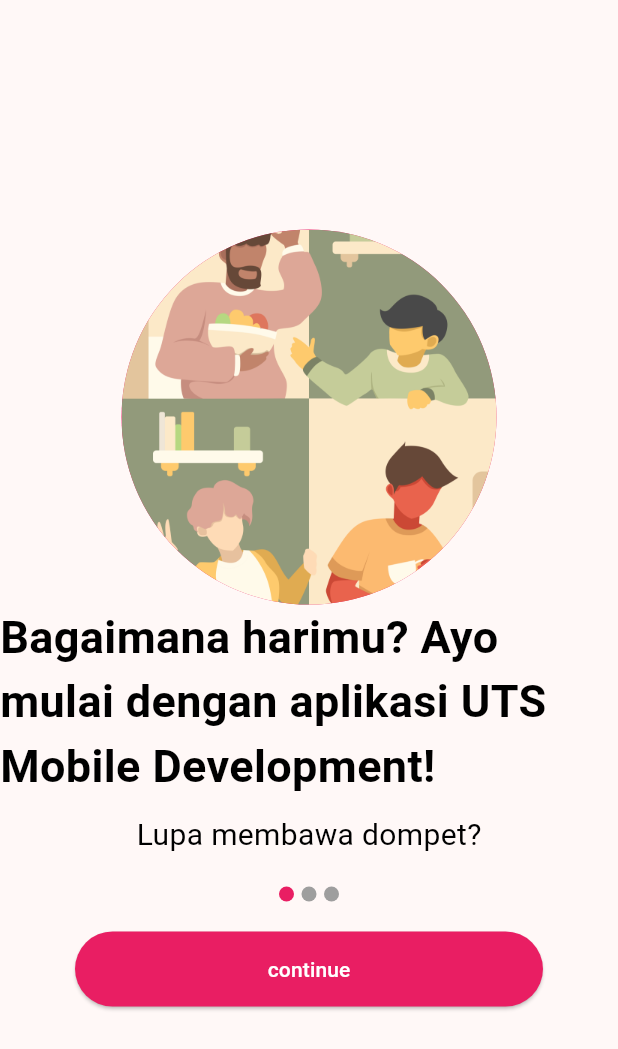
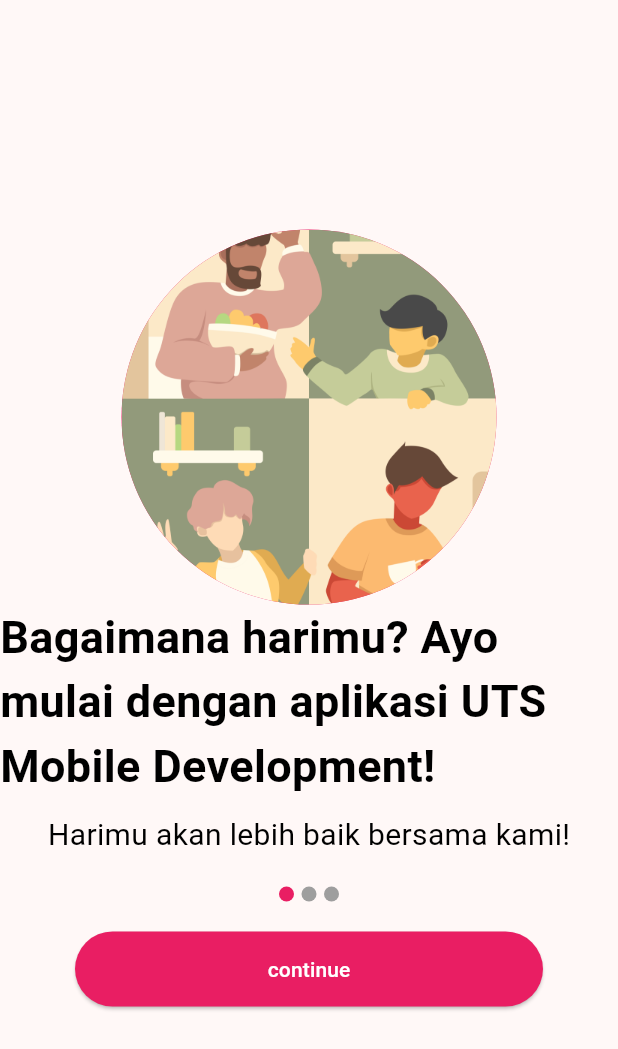
Before and after one commit to KishiEdward/KB1179-1123150045-uts, a Flutter app: the screen it shows after launch, on a phone screen of 412 x 824 dp. Shown: the top 1049 px of the screen. Run offline on Flutter 3.47's test engine with Material 3 defaults, Android fonts, the phone set to English and light mode, and no system bars.

Commit message:
finalisasi splash lagi

```diff
--- a/lib/screen/splash_screen1.dart
+++ b/lib/screen/splash_screen1.dart
@@ -37,7 +37,7 @@ class SplashScreen1 extends StatelessWidget {
             SizedBox(height: 10),
 
             Text(
-              "Lupa membawa dompet?",
+              "Harimu akan lebih baik bersama kami!",
               style: TextStyle(
                 fontSize: 20,
                 color: const Color.fromARGB(255, 0, 0, 0),
```
